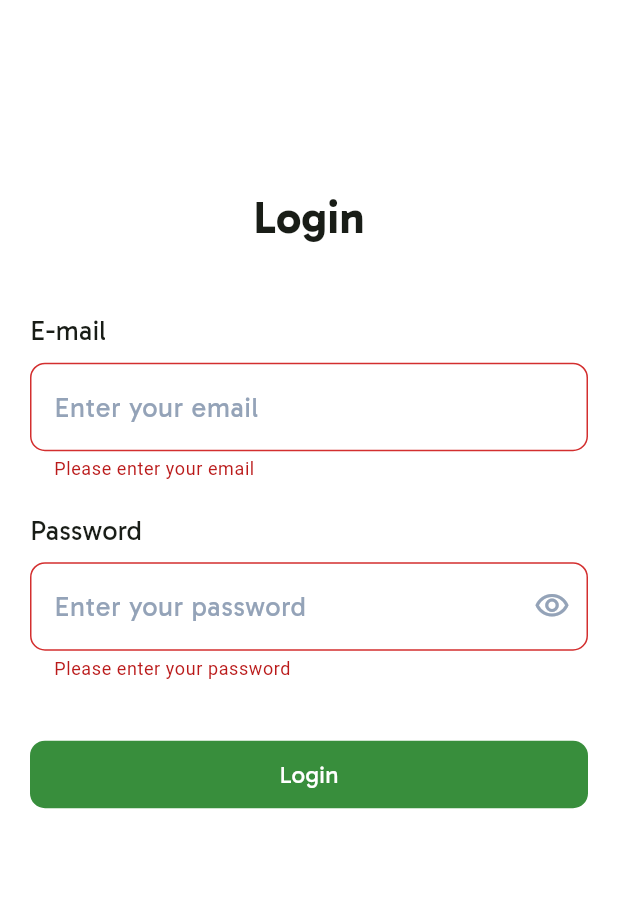
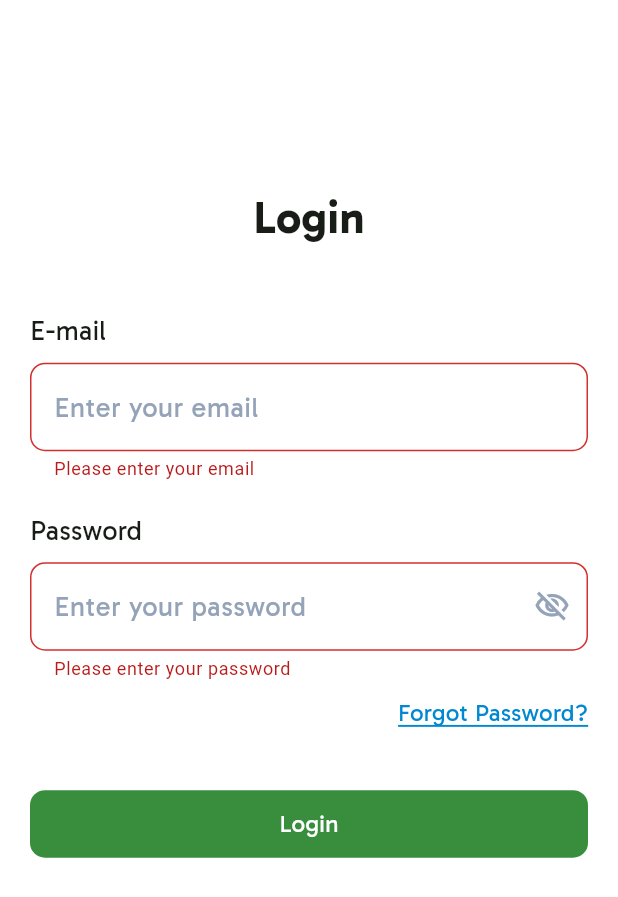
Before and after one commit to FahadMehboob/Match-Lagao, a Flutter app: the screen it shows after launch, after a tap on "Login", on a phone screen of 412 x 824 dp. Shown: the top 897 px of the screen. Run offline on Flutter 3.47's test engine with Material 3 defaults, Android fonts, the phone set to English and light mode, and no system bars; our stand-ins replace get.

Commit message:
forget password added in login layout utils added to reuse code and login controller for state management

```diff
--- a/lib/res/getx_localization/languages.dart
+++ b/lib/res/getx_localization/languages.dart
@@ -6,9 +6,13 @@ class Languages extends Translations {
         'en_US': {
           'email': 'E-mail',
           'email_hint': 'Enter your email',
+          'email_error': 'Please enter your email',
+          'invalid_email': 'Enter a valid email',
           'login': "Login",
           'password': "Password",
           'password_hint': 'Enter your password',
+          'password_error': 'Please enter your password',
+          'invalid_password': 'Password must be at least 6 characters',
         }
       };
 }
--- /dev/null
+++ b/lib/utils/utils.dart
@@ -0,0 +1,34 @@
+import 'package:flutter/material.dart';
+import 'package:get/get.dart';
+
+import '../res/app_colors/app_colors.dart';
+
+class Utils {
+  static snackBar(String title, String message) {
+    Get.snackbar(title, message,
+        snackPosition: SnackPosition.BOTTOM,
+        backgroundColor: AppColors.primaryColor,
+        colorText: AppColors.backgroundColor);
+  }
+
+  static void fieldFocusChange(
+      BuildContext context, FocusNode currentFocus, FocusNode nextFocus) {
+    currentFocus.unfocus();
+    FocusScope.of(context).requestFocus(nextFocus);
+  }
+
+  static InputBorder focusedBorder = OutlineInputBorder(
+    borderSide: const BorderSide(color: AppColors.primaryColor),
+    borderRadius: BorderRadius.circular(10),
+  );
+
+  static InputBorder enabledBorder = OutlineInputBorder(
+    borderSide: const BorderSide(color: AppColors.inputFieldBorder),
+    borderRadius: BorderRadius.circular(10),
+  );
+
+  static InputBorder errorBorder = OutlineInputBorder(
+    borderSide: const BorderSide(color: AppColors.errorColor),
+    borderRadius: BorderRadius.circular(10),
+  );
+}
--- a/lib/view/login/login_screen.dart
+++ b/lib/view/login/login_screen.dart
@@ -2,15 +2,15 @@ import 'package:flutter/material.dart';
 import 'package:get/get.dart';
 import 'package:match_lagao/res/app_colors/app_colors.dart';
 import 'package:match_lagao/res/fonts/app_fonts.dart';
+import 'package:match_lagao/utils/utils.dart';
+import 'package:match_lagao/view_model/controllers/login/login_controller.dart';
 
 class LoginScreen extends StatelessWidget {
   LoginScreen({super.key});
 
   // Step 1: Form key
   final _formKey = GlobalKey<FormState>();
-
-  final TextEditingController emailController = TextEditingController();
-  final TextEditingController passwordController = TextEditingController();
+  final controller = Get.put(LoginController());
 
   @override
   Widget build(BuildContext context) {
@@ -39,35 +39,29 @@ class LoginScreen extends StatelessWidget {
                 ),
                 const SizedBox(height: 8),
                 TextFormField(
-                  controller: emailController,
+                  controller: controller.emailController.value,
+                  focusNode: controller.emailFocusNode.value,
+                  textInputAction: TextInputAction.next,
+                  onFieldSubmitted: (value) {
+                    Utils.fieldFocusChange(
+                        context,
+                        controller.emailFocusNode.value,
+                        controller.passwordFocusNode.value);
+                  },
                   decoration: InputDecoration(
                     hintText: 'email_hint'.tr,
                     hintStyle: AppFonts.gabaritoRegular.copyWith(
                         fontSize: 18, color: AppColors.inputFieldBorder),
-                    focusedErrorBorder: OutlineInputBorder(
-                      borderSide: const BorderSide(color: AppColors.errorColor),
-                      borderRadius: BorderRadius.circular(10),
-                    ),
-                    focusedBorder: OutlineInputBorder(
-                      borderSide:
-                          const BorderSide(color: AppColors.primaryColor),
-                      borderRadius: BorderRadius.circular(10),
-                    ),
-                    enabledBorder: OutlineInputBorder(
-                      borderSide:
-                          const BorderSide(color: AppColors.inputFieldBorder),
-                      borderRadius: BorderRadius.circular(10),
-                    ),
-                    errorBorder: OutlineInputBorder(
-                      borderSide: const BorderSide(color: AppColors.errorColor),
-                      borderRadius: BorderRadius.circular(10),
-                    ),
+                    focusedErrorBorder: Utils.errorBorder,
+                    focusedBorder: Utils.focusedBorder,
+                    enabledBorder: Utils.enabledBorder,
+                    errorBorder: Utils.errorBorder,
                   ),
                   validator: (value) {
                     if (value == null || value.isEmpty) {
-                      return 'Please enter your email';
+                      return 'email_error'.tr;
                     } else if (!value.contains('@')) {
-                      return 'Enter a valid email';
+                      return 'invalid_email'.tr;
                     }
                     return null;
                   },
@@ -81,50 +75,70 @@ class LoginScreen extends StatelessWidget {
                   style: AppFonts.gabaritoRegular.copyWith(fontSize: 18),
                 ),
                 const SizedBox(height: 8),
-                TextFormField(
-                  controller: passwordController,
-                  obscureText: true,
+                Obx(
+                  () => TextFormField(
+                    controller: controller.passwordController.value,
+                    focusNode: controller.passwordFocusNode.value,
+                    onFieldSubmitted: (value) {
+                      Utils.fieldFocusChange(
+                          context,
+                          controller.passwordFocusNode.value,
+                          controller.passwordFocusNode.value);
+                    },
+                    obscureText: controller.obsecureText.value,
                     decoration: InputDecoration(
-                    suffixIcon: const Icon(
+                      suffixIcon: GestureDetector(
+                        onTap: () {
+                          controller.obsecure();
+                        },
+                        child: controller.obsecureText.value
+                            ? const Icon(
+                                Icons.visibility_off_outlined,
+                                color: AppColors.inputFieldBorder,
+                              )
+                            : const Icon(
                                 Icons.visibility_outlined,
-                      color: AppColors.inputFieldBorder,
+                                color: AppColors.textColor,
+                              ),
                       ),
                       hintText: 'password_hint'.tr,
                       hintStyle: AppFonts.gabaritoRegular.copyWith(
                           fontSize: 18, color: AppColors.inputFieldBorder),
-                    focusedErrorBorder: OutlineInputBorder(
-                      borderSide: const BorderSide(color: AppColors.errorColor),
-                      borderRadius: BorderRadius.circular(10),
-                    ),
-                    focusedBorder: OutlineInputBorder(
-                      borderSide:
-                          const BorderSide(color: AppColors.primaryColor),
-                      borderRadius: BorderRadius.circular(10),
-                    ),
-                    enabledBorder: OutlineInputBorder(
-                      borderSide:
-                          const BorderSide(color: AppColors.inputFieldBorder),
-                      borderRadius: BorderRadius.circular(10),
-                    ),
-                    errorBorder: OutlineInputBorder(
-                      borderSide: const BorderSide(color: AppColors.errorColor),
-                      borderRadius: BorderRadius.circular(10),
-                    ),
+                      focusedErrorBorder: Utils.errorBorder,
+                      focusedBorder: Utils.focusedBorder,
+                      enabledBorder: Utils.enabledBorder,
+                      errorBorder: Utils.errorBorder,
                     ),
                     validator: (value) {
                       if (value == null || value.isEmpty) {
-                      return 'Please enter your password';
+                        return 'password_error'.tr;
                       } else if (value.length < 6) {
-                      return 'Password must be at least 6 characters';
+                        return 'invalid_password'.tr;
                       }
                       return null;
                     },
+                  ),
+                ),
+                const SizedBox(
+                  height: 10,
+                ),
+                Row(
+                  mainAxisAlignment: MainAxisAlignment.end,
+                  children: [
+                    Text(
+                      "Forgot Password?",
+                      style: AppFonts.gabaritoRegular.copyWith(
+                          color: AppColors.accentColor,
+                          fontSize: 16,
+                          decoration: TextDecoration.underline,
+                          decorationColor: AppColors.accentColor),
+                    ),
+                  ],
                 ),
 
                 const SizedBox(height: 40),
 
                 // Submit Button
-
                 GestureDetector(
                   onTap: () {
                     // Step 3: Validate on submit
--- /dev/null
+++ b/lib/view_model/controllers/login/login_controller.dart
@@ -0,0 +1,18 @@
+import 'package:flutter/material.dart';
+import 'package:get/get.dart';
+
+class LoginController extends GetxController {
+  final emailController = TextEditingController().obs;
+  final passwordController = TextEditingController().obs;
+
+  final emailFocusNode = FocusNode().obs;
+  final passwordFocusNode = FocusNode().obs;
+
+  final loading = false.obs;
+
+  final obsecureText = true.obs;
+
+  void obsecure() {
+    obsecureText.value = !obsecureText.value;
+  }
+}
```
Lines whose indentation alone changed are shown as unchanged.
